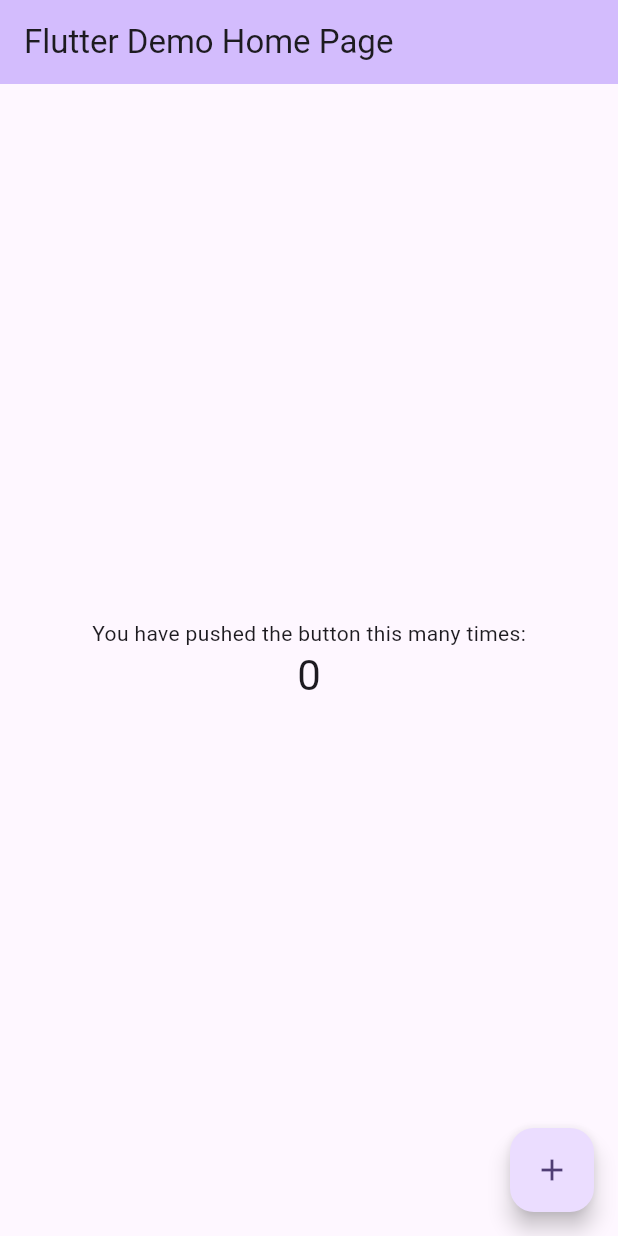
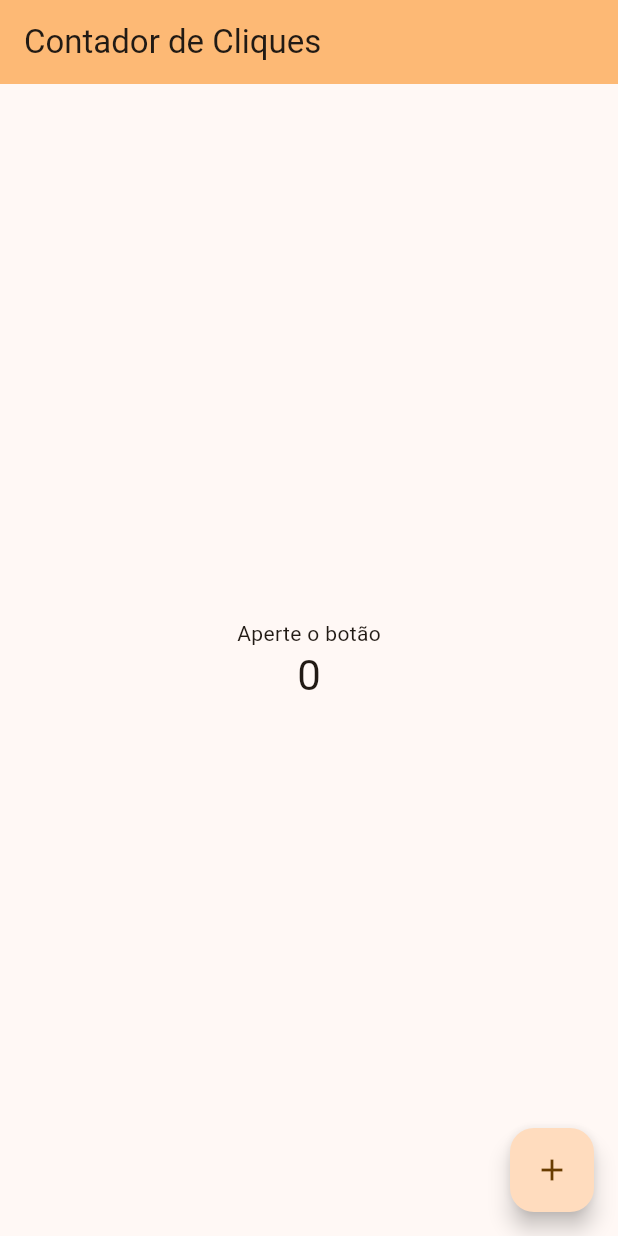
Before and after one commit to EduardoLipoli/meuappflutter, a Flutter app: the screen it shows after launch, on a phone screen of 412 x 824 dp. Run offline on Flutter 3.47's test engine with Material 3 defaults, Android fonts, the phone set to English and light mode, and no system bars.

Commit message:
main.dart

```diff
--- a/lib/main.dart
+++ b/lib/main.dart
@@ -28,10 +28,10 @@ class MyApp extends StatelessWidget {
         //
         // This works for code too, not just values: Most code changes can be
         // tested with just a hot reload.
-        colorScheme: ColorScheme.fromSeed(seedColor: Colors.deepPurple),
+        colorScheme: ColorScheme.fromSeed(seedColor: Colors.orange),
         useMaterial3: true,
       ),
-      home: const MyHomePage(title: 'Flutter Demo Home Page'),
+      home: const MyHomePage(title: 'Contador de Cliques'),
     );
   }
 }
@@ -106,7 +106,7 @@ class _MyHomePageState extends State<MyHomePage> {
           mainAxisAlignment: MainAxisAlignment.center,
           children: <Widget>[
             const Text(
-              'You have pushed the button this many times:',
+              'Aperte o botão',
             ),
             Text(
               '$_counter',
```
